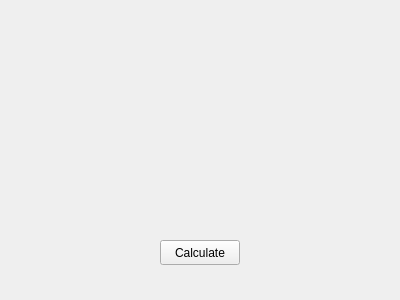
First picture: the form in fftw.ui, repository mt0982/QImageProcessing, before the edit.
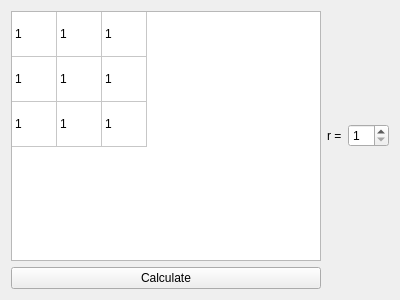
Second picture: the form after the edit.

Commit message: fftw second attempt black screen

The edit to the form file:
```diff
--- a/fftw.ui
+++ b/fftw.ui
@@ -13,19 +13,117 @@
   <property name="windowTitle">
    <string>Form</string>
   </property>
-  <widget class="QPushButton" name="pbCalculate">
-   <property name="geometry">
-    <rect>
-     <x>160</x>
-     <y>240</y>
-     <width>80</width>
-     <height>25</height>
-    </rect>
-   </property>
-   <property name="text">
-    <string>Calculate</string>
-   </property>
-  </widget>
+  <layout class="QGridLayout" name="gridLayout">
+   <item row="1" column="0">
+    <widget class="QPushButton" name="pbCalculate">
+     <property name="text">
+      <string>Calculate</string>
+     </property>
+    </widget>
+   </item>
+   <item row="0" column="1">
+    <widget class="QLabel" name="label">
+     <property name="text">
+      <string>r =</string>
+     </property>
+    </widget>
+   </item>
+   <item row="0" column="0">
+    <widget class="QTableWidget" name="tableWidget">
+     <property name="selectionMode">
+      <enum>QAbstractItemView::NoSelection</enum>
+     </property>
+     <property name="verticalScrollMode">
+      <enum>QAbstractItemView::ScrollPerItem</enum>
+     </property>
+     <property name="rowCount">
+      <number>3</number>
+     </property>
+     <property name="columnCount">
+      <number>3</number>
+     </property>
+     <attribute name="horizontalHeaderVisible">
+      <bool>false</bool>
+     </attribute>
+     <attribute name="horizontalHeaderDefaultSectionSize">
+      <number>45</number>
+     </attribute>
+     <attribute name="horizontalHeaderMinimumSectionSize">
+      <number>45</number>
+     </attribute>
+     <attribute name="verticalHeaderVisible">
+      <bool>false</bool>
+     </attribute>
+     <attribute name="verticalHeaderDefaultSectionSize">
+      <number>45</number>
+     </attribute>
+     <attribute name="verticalHeaderMinimumSectionSize">
+      <number>45</number>
+     </attribute>
+     <row/>
+     <row/>
+     <row/>
+     <column/>
+     <column/>
+     <column/>
+     <item row="0" column="0">
+      <property name="text">
+       <string>1</string>
+      </property>
+     </item>
+     <item row="0" column="1">
+      <property name="text">
+       <string>1</string>
+      </property>
+     </item>
+     <item row="0" column="2">
+      <property name="text">
+       <string>1</string>
+      </property>
+     </item>
+     <item row="1" column="0">
+      <property name="text">
+       <string>1</string>
+      </property>
+     </item>
+     <item row="1" column="1">
+      <property name="text">
+       <string>1</string>
+      </property>
+     </item>
+     <item row="1" column="2">
+      <property name="text">
+       <string>1</string>
+      </property>
+     </item>
+     <item row="2" column="0">
+      <property name="text">
+       <string>1</string>
+      </property>
+     </item>
+     <item row="2" column="1">
+      <property name="text">
+       <string>1</string>
+      </property>
+     </item>
+     <item row="2" column="2">
+      <property name="text">
+       <string>1</string>
+      </property>
+     </item>
+    </widget>
+   </item>
+   <item row="0" column="2">
+    <widget class="QSpinBox" name="sbRadius">
+     <property name="minimum">
+      <number>1</number>
+     </property>
+     <property name="maximum">
+      <number>20</number>
+     </property>
+    </widget>
+   </item>
+  </layout>
  </widget>
  <resources/>
  <connections/>
```
The commit also changes 2 other files.
